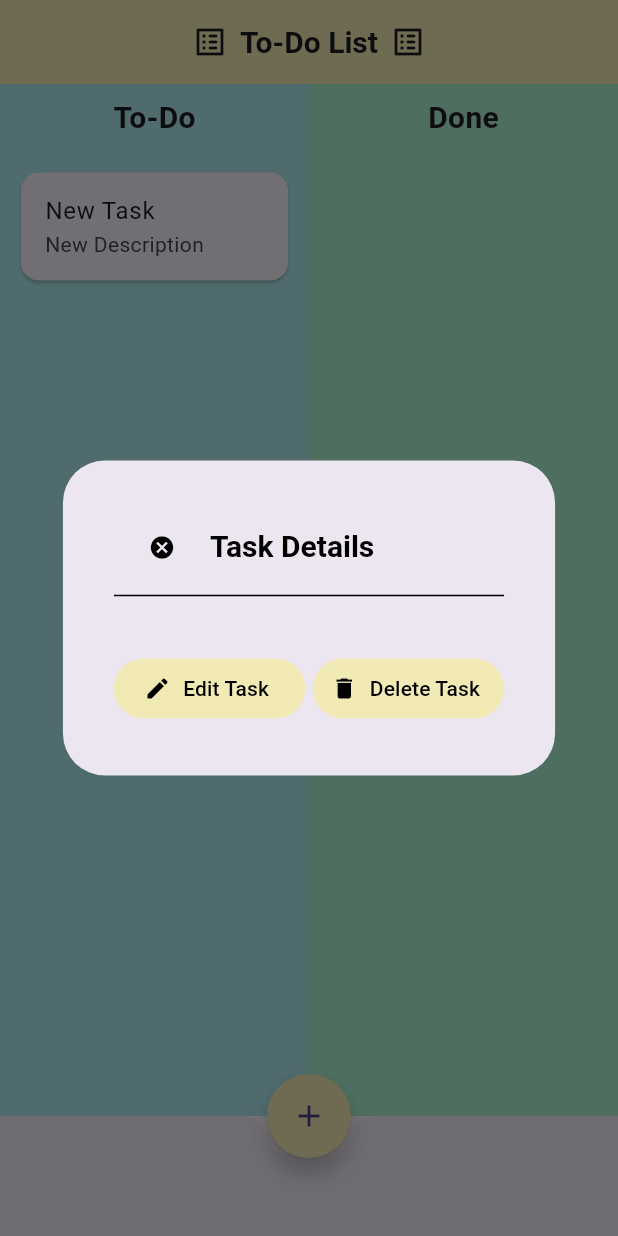
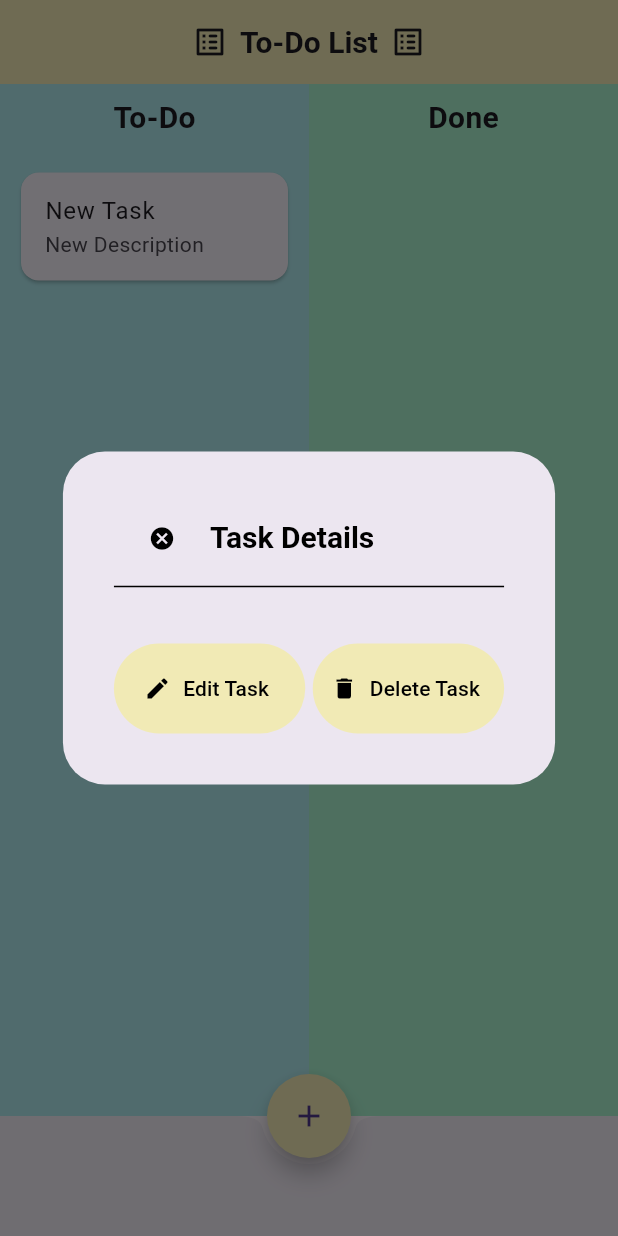
Before and after one commit to melikeyogurtcu/Flutter-Draggable, a Flutter app: the screen it shows after launch, after a tap on the "add" icon, after a tap on "New Task", on a phone screen of 412 x 824 dp. Run offline on Flutter 3.47's test engine with Material 3 defaults, Android fonts, the phone set to English and light mode, and no system bars.

Commit message:
code refactoring

```diff
--- a/lib/views/task_card.dart
+++ /dev/null
@@ -1,243 +0,0 @@
-import 'package:flutter/material.dart';
-import '../models/task.dart';
-import 'package:to_do_list_app/controllers/task_controller.dart';
-
-class TaskCard extends StatefulWidget {
-  final Task task;
-  final Function() onDelete;
-
-  const TaskCard({super.key, required this.task, required this.onDelete});
-
-  @override
-  State<TaskCard> createState() => _TaskCardState();
-}
-
-class _TaskCardState extends State<TaskCard> {
-  late TextEditingController _titleController;
-  late TextEditingController _descriptionController;
-
-  @override
-  void initState() {
-    super.initState();
-    _titleController = TextEditingController(text: widget.task.title);
-    _descriptionController =
-        TextEditingController(text: widget.task.description);
-  }
-
-  @override
-  Widget build(BuildContext context) {
-    return Draggable(
-      onDragCompleted: () => {
-        showDialog(
-          context: context,
-          builder: (BuildContext context) {
-            return AlertDialog(
-              title: const Text('Congratulations! 🥳'),
-              content: const Text('You have completed your task!'),
-              actions: <Widget>[
-                TextButton(
-                  style: ButtonStyle(
-                    backgroundColor:
-                        MaterialStateProperty.all(const Color.fromARGB(255, 241, 234, 181)),
-                  ),
-                  onPressed: () {
-                    Navigator.of(context).pop();
-                  },
-                  child: const Text('OK',
-                      style: TextStyle(
-                          color: Colors.black, fontWeight: FontWeight.bold)),
-                ),
-              ],
-            );
-          },
-        ),
-      },
-      data: widget.task,
-      feedback: SizedBox(
-        width: 200,
-        child: Card(
-          child: ListTile(
-            title: Text(widget.task.title),
-            subtitle: Text(widget.task.description),
-          ),
-        ),
-      ),
-      childWhenDragging: const SizedBox(),
-      child: Container(
-        margin: const EdgeInsets.all(10.0),
-        child: Card(
-          child: ListTile(
-            title: Text(
-              widget.task.title,
-              maxLines: 1,
-              overflow: TextOverflow.ellipsis,
-            ),
-            subtitle: Text(
-              widget.task.description,
-              maxLines: 1,
-              overflow: TextOverflow.ellipsis,
-            ),
-            onTap: () {
-              showDialog(
-                context: context,
-                builder: (BuildContext context) {
-                  return AlertDialog(
-                    titlePadding: const EdgeInsets.all(34),
-                    title: Column(
-                      children: [
-                        Row(
-                          children: [
-                            Align(
-                              alignment: Alignment.topLeft,
-                              child: TextButton(
-                                onPressed: () {
-                                  Navigator.of(context).pop();
-                                },
-                                child: const Icon(Icons.cancel,
-                                    color: Colors.black),
-                              ),
-                            ),
-                            const SizedBox(
-                              height: 10,
-                            ),
-                            const Text(
-                              'Task Details',
-                              style: TextStyle(
-                                color: Colors.black,
-                                fontWeight: FontWeight.bold,
-                                fontSize: 20,
-                              ),
-                            ),
-                            const SizedBox(
-                              height: 30,
-                            ),
-                          ],
-                        ),
-                        const Divider(
-                          color: Colors.black,
-                          thickness: 1,
-                        ),
-                        const SizedBox(
-                          height: 30,
-                        ),
-                        Row(
-                          children: [
-                            Expanded(
-                              child: TextButton.icon(
-                                onPressed: () {
-                                  showDialog(
-                                      context: context,
-                                      builder: (BuildContext context) {
-                                        return AlertDialog(
-                                          title: const Row(
-                                            children: [
-                                              Icon(Icons.edit),
-                                              SizedBox(width: 5),
-                                              Text('Edit Task',
-                                                  style: TextStyle(
-                                                      color: Colors.black,
-                                                      fontWeight:
-                                                          FontWeight.bold)),
-                                              SizedBox(width: 5),
-                                              Icon(Icons.edit),
-                                            ],
-                                          ),
-                                          content: Expanded(
-                                            child: Column(
-                                              children: <Widget>[
-                                                TextField(
-                                                  controller: _titleController,
-                                                  decoration:
-                                                      const InputDecoration(
-                                                          hintText:
-                                                              "Task Title"),
-                                                ),
-                                                Expanded(
-                                                  child: TextField(
-                                                    maxLines: 39,
-                                                    controller:
-                                                        _descriptionController,
-                                                    decoration:
-                                                        const InputDecoration(
-                                                            hintText:
-                                                                "Task Description"),
-                                                  ),
-                                                ),
-                                              ],
-                                            ),
-                                          ),
-                                          actions: <Widget>[
-                                            TextButton(
-                                              style: ButtonStyle(
-                                                backgroundColor:
-                                                    MaterialStateProperty.all(
-                                                        const Color.fromARGB(255, 241, 234, 181)),
-                                              ),
-                                              child: const Text('Update',
-                                                  style: TextStyle(
-                                                      color: Colors.black)),
-                                              onPressed: () {
-                                                TaskController.updateTask(
-                                                  widget.task,
-                                                  _titleController.text,
-                                                  _descriptionController.text,
-                                                );
-                                                setState(() {});
-                                                Navigator.of(context).pop();
-                                                Navigator.of(context).pop();
-                                              },
-                                            ),
-                                          ],
-                                        );
-                                      });
-                                },
-                                style: ButtonStyle(
-                                  backgroundColor: MaterialStateProperty.all(
-                                      const Color.fromARGB(255, 241, 234, 181)),
-                                ),
-                                icon:
-                                    const Icon(Icons.edit, color: Colors.black),
-                                label: const Text('Edit Task',
-                                    style: TextStyle(color: Colors.black)),
-                              ),
-                            ),
-                            const SizedBox(width: 5),
-                            Expanded(
-                              child: TextButton.icon(
-                                onPressed: () {
-                                  TaskController.deleteTask(widget.task);
-                                  widget.onDelete();
-                                  setState(() {});
-                                  Navigator.of(context).pop();
-                                },
-                                style: ButtonStyle(
-                                  backgroundColor: MaterialStateProperty.all(
-                                      const Color.fromARGB(255, 241, 234, 181)),
-                                ),
-                                icon: const Icon(Icons.delete,
-                                    color: Colors.black),
-                                label: const Text('Delete Task',
-                                    style: TextStyle(color: Colors.black)),
-                              ),
-                            ),
-                          ],
-                        ),
-                      ],
-                    ),
-                  );
-                },
-              );
-            },
-          ),
-        ),
-      ),
-    );
-  }
-
-  @override
-  void dispose() {
-    _titleController.dispose();
-    _descriptionController.dispose();
-    super.dispose();
-  }
-}
--- /dev/null
+++ b/lib/views/task_cards/task_card.dart
@@ -0,0 +1,160 @@
+import 'package:flutter/material.dart';
+import 'package:to_do_list_app/views/task_cards/widgets/congrats_show_dialog.dart';
+import 'package:to_do_list_app/views/task_cards/widgets/custom_icon_button.dart';
+import 'package:to_do_list_app/views/task_cards/widgets/task_details_alert_dialog.dart';
+import '../../models/task.dart';
+import 'package:to_do_list_app/controllers/task_controller.dart';
+
+class TaskCard extends StatefulWidget {
+  final Task task;
+  final Function() onDelete;
+
+  const TaskCard({super.key, required this.task, required this.onDelete});
+
+  @override
+  State<TaskCard> createState() => _TaskCardState();
+}
+
+class _TaskCardState extends State<TaskCard> {
+  late TextEditingController _titleController;
+  late TextEditingController _descriptionController;
+
+  @override
+  void initState() {
+    super.initState();
+    _titleController = TextEditingController(text: widget.task.title);
+    _descriptionController =
+        TextEditingController(text: widget.task.description);
+  }
+
+  @override
+  Widget build(BuildContext context) {
+    return Draggable(
+      data: widget.task,
+      feedback: SizedBox(
+        width: 200,
+        child: Card(
+          child: ListTile(
+            title: Text(widget.task.title),
+            subtitle: Text(widget.task.description, maxLines: 1),
+          ),
+        ),
+      ),
+      childWhenDragging: const SizedBox(),
+      child: Container(
+        margin: const EdgeInsets.all(10.0),
+        child: Card(
+          child: ListTile(
+            title: Text(
+              widget.task.title,
+              maxLines: 1,
+              overflow: TextOverflow.ellipsis,
+            ),
+            subtitle: Text(
+              widget.task.description,
+              maxLines: 1,
+              overflow: TextOverflow.ellipsis,
+            ),
+            onTap: () {
+              showDialog(
+                context: context,
+                builder: (BuildContext context) {
+                  return AlertDialog(
+                    titlePadding: const EdgeInsets.all(34),
+                    title: Column(
+                      children: [
+                        Row(
+                          children: [
+                            Align(
+                              alignment: Alignment.topLeft,
+                              child: TextButton(
+                                onPressed: () {
+                                  Navigator.of(context).pop();
+                                },
+                                child: const Icon(Icons.cancel,
+                                    color: Colors.black),
+                              ),
+                            ),
+                            const SizedBox(
+                              height: 10,
+                            ),
+                            const Text(
+                              'Task Details',
+                              style: TextStyle(
+                                color: Colors.black,
+                                fontWeight: FontWeight.bold,
+                                fontSize: 20,
+                              ),
+                            ),
+                            const SizedBox(
+                              height: 30,
+                            ),
+                          ],
+                        ),
+                        const Divider(
+                          color: Colors.black,
+                          thickness: 1,
+                        ),
+                        const SizedBox(
+                          height: 30,
+                        ),
+                        Row(
+                          children: [
+                            Expanded(
+                              child: CustomIconButton(
+                                onPressed: () {
+                                  showDialog(
+                                      context: context,
+                                      builder: (BuildContext context) {
+                                        return TaskDetailsDialog(
+                                            task: widget.task,
+                                            setState: () {
+                                              setState(() {
+                                                _titleController.text =
+                                                    widget.task.title;
+                                                _descriptionController.text =
+                                                    widget.task.description;
+                                              });
+                                            },
+                                            titleController: _titleController,
+                                            descriptionController:
+                                                _descriptionController);
+                                      });
+                                },
+                                icon: Icons.edit,
+                                label: 'Edit Task',
+                              ),
+                            ),
+                            const SizedBox(width: 5),
+                            CustomIconButton(
+                              onPressed: () {
+                                TaskController.deleteTask(widget.task);
+                                widget.onDelete();
+                                setState(() {});
+                                Navigator.of(context).pop();
+                              },
+                              icon: Icons.delete,
+                              label: 'Delete Task',
+                            ),
+                          ],
+                        ),
+                      ],
+                    ),
+                  );
+                },
+              );
+            },
+          ),
+        ),
+      ),
+      onDragCompleted: () => congratsShowDialog(context),
+    );
+  }
+
+  @override
+  void dispose() {
+    _titleController.dispose();
+    _descriptionController.dispose();
+    super.dispose();
+  }
+}
--- /dev/null
+++ b/lib/views/task_cards/widgets/custom_icon_button.dart
@@ -0,0 +1,32 @@
+import 'package:flutter/material.dart';
+
+class CustomIconButton extends StatelessWidget {
+  final VoidCallback onPressed;
+  final IconData icon;
+  final String label;
+
+
+  const CustomIconButton({super.key,
+    required this.onPressed,
+    required this.icon,
+    required this.label,
+
+  });
+
+  @override
+  Widget build(BuildContext context) {
+    return Expanded(
+      child: TextButton.icon(
+        onPressed: onPressed,
+        style: ButtonStyle(
+          minimumSize: MaterialStateProperty.all(const Size(60, 60)),
+          backgroundColor: MaterialStateProperty.all(
+              const Color.fromARGB(255, 241, 234, 181)),
+        ),
+        icon: Icon(icon, color: Colors.black),
+        label: Flexible(child: Text(label, style: const TextStyle(color: Colors.black),
+       )),
+      ),
+    );
+  }
+}
```
Also changed, not shown: lib/views/home_page.dart (+7 -7 lines), lib/views/task_cards/widgets/congrats_show_dialog.dart (added, +27 -0 lines), lib/views/task_cards/widgets/task_details_alert_dialog.dart (added, +73 -0 lines), 2 other files.
